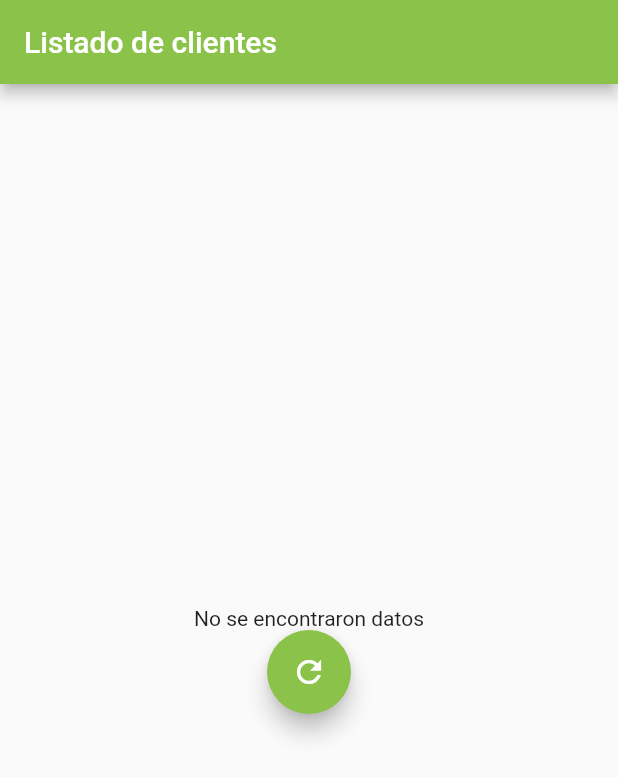
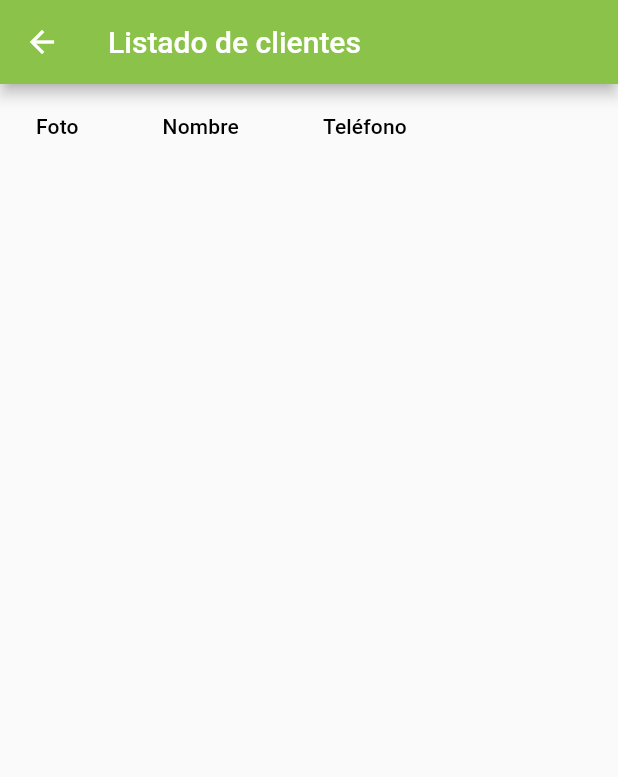
Before and after one commit to anfo18-prog/my-test-repo, a Flutter app: the ClientList screen opened directly, on a phone screen of 412 x 824 dp. Shown: the top 777 px of the screen. Run offline on Flutter 3.47's test engine with Material 2 defaults, Android fonts, the phone set to English and light mode, and no system bars; our stand-ins replace shared_preferences; accounts and stored records are empty; network calls fail.

Commit message:
Setted ListViewCells format widgets & Added DataTable component and product ListView

```diff
--- a/lib/dashboard.dart
+++ b/lib/dashboard.dart
@@ -1,4 +1,5 @@
 import 'package:flutter/material.dart';
+import 'package:invoice_app/widgets/list_view_cells.dart';
 
 import 'model/client.dart';
 import 'util/http_requests.dart';
@@ -32,15 +33,6 @@ class _ClientListState extends State<ClientList> {
     });
   }
 
-  ListTile _buildItemsForListView(BuildContext context, int index){
-    return ListTile(
-        leading: (_clients[index].photoUrl == null || _clients[index].photoUrl.isEmpty) ? Image.asset("images/logo.png") : Image.network(_clients[index].photoUrl),
-        title: Text(_clients[index].name),
-        subtitle: Text(_clients[index].phoneNumber),
-        trailing: Icon(Icons.arrow_forward_ios),
-    );
-  }
-
   @override
   Widget build(BuildContext context) {
     return Scaffold(
@@ -48,64 +40,43 @@ class _ClientListState extends State<ClientList> {
         title: Text("Listado de clientes"),
         backgroundColor: Colors.lightGreen,
       ),
-      body: _clients.length > 0 ? RefreshIndicator(
-        child:  ListView.separated(
-          separatorBuilder: (context, index) => Divider(
-            color: Colors.lightGreen,
+      body: DataTable(
+        columns: [
+          DataColumn(
+            label: Text("Foto"),
           ),
-          itemCount: _clients.length,
-          //itemBuilder: _buildItemsForListView,
-          itemBuilder: (context, index){
-          return Card(
-            elevation: 0,
-            color: Colors.transparent,
-              child: Center(
-                child: Column(
-                  children: <Widget>[
-                  Padding(padding: EdgeInsets.all(10.0),),
-                    Column(
-                      children: <Widget>[
-                        CircleAvatar(
-                          radius: 35.0,
-                          backgroundImage:  (_clients[index].photoUrl == null || _clients[index].photoUrl.isEmpty) ? AssetImage("images/logo.png") : NetworkImage(_clients[index].photoUrl),
-                        ),
-                        Padding(padding: EdgeInsets.all(3.0),),
-                        Text(
-                          _clients[index].name,
-                          style: TextStyle(
-                              fontSize: 20, fontWeight:
-                              FontWeight.w300
-                          ),
-                        ),
-                        Text(
-                          _clients[index].phoneNumber,
-                          style: TextStyle(fontSize: 15),
-                        ),
-                        Text(
-                          _clients[index].address,
-                          style: TextStyle(fontSize: 12),
-                        ),
-                      ],
-                    )
-                  ],
-                ),
+          DataColumn(
+            label: Text("Nombre"),
+          ),
+          DataColumn(
+            label: Text("Teléfono"),
+          ),
+          DataColumn(
+            label: Text(""),
+          ),
+        ],
+        rows: _clients.map((client) => DataRow(
+          cells: [
+            DataCell(
+              CircleAvatar(
+                radius: 20.0,
+                backgroundImage: (client.photoUrl == null || client.photoUrl.isEmpty) ? AssetImage(ListViewCells.DEFAULT_ASSET_IMAGE_PATH) : NetworkImage(client.photoUrl),
               ),
-            );
-          },
-        ),
-         onRefresh: _getData,
-      ) : Center(
-        child: Column(
-          mainAxisAlignment: MainAxisAlignment.center,
-          children: [
-            Text("No se encontraron datos"),
-            FloatingActionButton(
-              backgroundColor: Colors.lightGreen,
-              onPressed: _getData,
-              child: Icon(Icons.refresh),
+            ),
+            DataCell(
+              Text(client.name),
+            ),
+            DataCell(
+              Text(client.phoneNumber),
+            ),
+            DataCell(
+              Icon(Icons.edit),
+              onTap: (){
+                print("Presionado");
+              }
             ),
           ],
-        )
+        )).toList(),
       ),
     );
   }
--- a/lib/main.dart
+++ b/lib/main.dart
@@ -1,6 +1,7 @@
 import 'dart:convert';
 
 import 'package:flutter/material.dart';
+import 'package:invoice_app/products.dart';
 
 import 'dashboard.dart';
 import 'widgets/text_fields.dart';
@@ -111,7 +112,7 @@ class _LoginState extends State<Login> {
         _isLoading = false;
         sharedPreferences.setString("username", jsonResponse['name']);
         sharedPreferences.setString("access_token", jsonResponse['name']);
-        Navigator.of(context).pushAndRemoveUntil(MaterialPageRoute(builder: (BuildContext context) => ClientList()), (Route<dynamic> route) => false);
+        Navigator.of(context).pushAndRemoveUntil(MaterialPageRoute(builder: (BuildContext context) => ProductList()), (Route<dynamic> route) => false);
       });
 
     }else{
```
Also changed, not shown: lib/model/product.dart (added, +39 -0 lines), lib/products.dart (added, +68 -0 lines), lib/widgets/list_view_cells.dart (added, +52 -0 lines), 12 other files.
